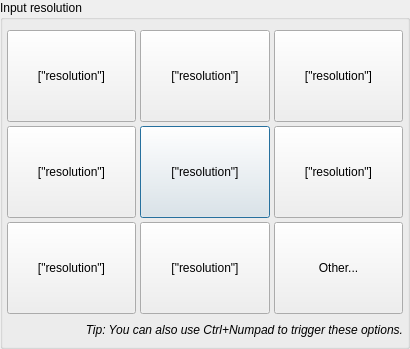
The window that src/display/qt/dialogs/components/capture_dialog/ui/input_resolution.ui (mrehkopf/vcs) describes before a commit, drawn with Qt 5.
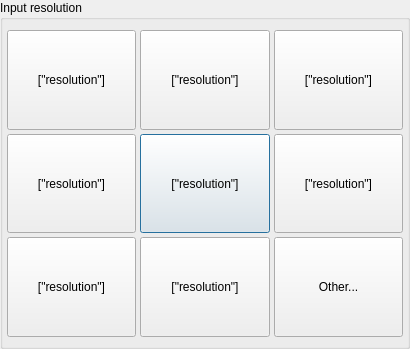
The same window after the commit.

```diff
--- a/src/display/qt/dialogs/components/capture_dialog/ui/input_resolution.ui
+++ b/src/display/qt/dialogs/components/capture_dialog/ui/input_resolution.ui
@@ -278,27 +278,6 @@
         </layout>
        </widget>
       </item>
-      <item>
-       <widget class="QLabel" name="label">
-        <property name="font">
-         <font>
-          <italic>true</italic>
-         </font>
-        </property>
-        <property name="styleSheet">
-         <string notr="true"/>
-        </property>
-        <property name="text">
-         <string>Tip: You can also use Ctrl+Numpad to trigger these options.</string>
-        </property>
-        <property name="alignment">
-         <set>Qt::AlignRight|Qt::AlignTrailing|Qt::AlignVCenter</set>
-        </property>
-        <property name="wordWrap">
-         <bool>true</bool>
-        </property>
-       </widget>
-      </item>
      </layout>
     </widget>
    </item>
```
